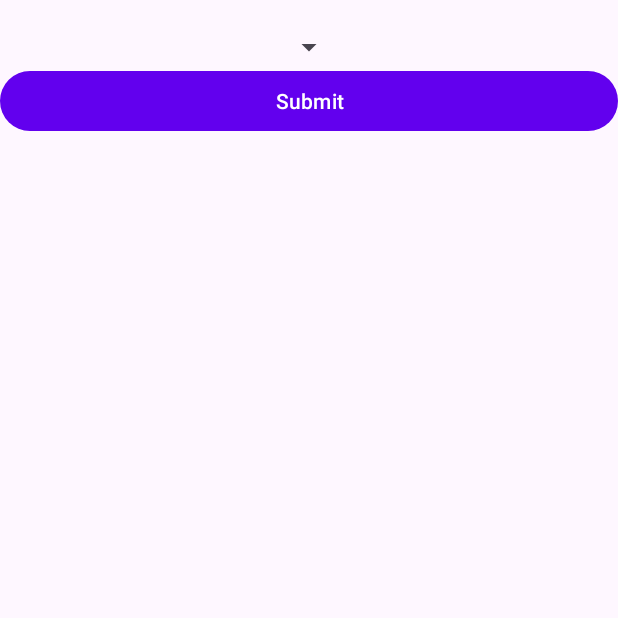
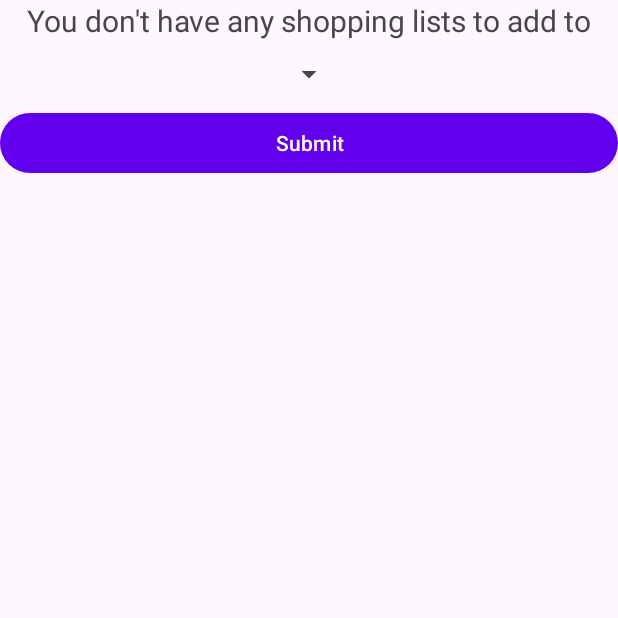
Before and after one commit to nechanie/MyFridge, an Android app: the fragment AddToShoppingFragment shown on its own in the app's theme, after a tap on "Submit", on a phone screen of 412 x 824 dp, the top half of it. Run offline under Robolectric (Android 15) with nearby library versions, the phone set to English and light mode, and no system bars; 4 statements that could not run were skipped.

Commit message:
added error message for no shopping lists

```diff
--- a/app/src/main/java/com/example/myfridge/ui/home/AddToShoppingFragment.kt
+++ b/app/src/main/java/com/example/myfridge/ui/home/AddToShoppingFragment.kt
@@ -22,6 +22,7 @@ import com.example.myfridge.R
 import com.example.myfridge.data.database.FridgeItemInfo
 import com.example.myfridge.databinding.FragmentAddToShoppingBinding
 import com.example.myfridge.ui.database.DatabaseViewModel
+import com.google.android.material.snackbar.Snackbar
 import java.io.ByteArrayOutputStream
 import java.io.File
 import java.text.SimpleDateFormat
@@ -51,6 +52,16 @@ class AddToShoppingFragment : Fragment() {
         val submitButton = _binding!!.submitButton
         val name = args.ingredient
 
+        val shoppingTV = binding.addToShoppingTv
+
+        shoppingTV.text = getString(R.string.add_to_shopping_error)
+
+        Snackbar.make(
+            (requireActivity() as AppCompatActivity).findViewById(android.R.id.content),
+            name,
+            Snackbar.LENGTH_LONG
+        ).show()
+
         submitButton.setOnClickListener {
             //val shoppingList = editShoppingList.text.toString()
             Log.d("AddToShoppingFragment", "Ingredient: ${name}")
--- a/app/src/main/res/layout/fragment_add_to_shopping.xml
+++ b/app/src/main/res/layout/fragment_add_to_shopping.xml
@@ -8,12 +8,16 @@
     <TextView
         android:layout_width="wrap_content"
         android:layout_height="wrap_content"
-        android:id="@+id/add_to_shopping_tv"/>
+        android:id="@+id/add_to_shopping_tv"
+        android:layout_gravity="center"
+        android:layout_marginBottom="10dp"
+        android:textSize="20sp"/>
 
     <Spinner
         android:id="@+id/editShoppingList"
         android:layout_width="wrap_content"
         android:layout_height="wrap_content"
+        android:layout_marginBottom="10dp"
         android:layout_gravity="center_horizontal"/>
 
     <Button
--- a/app/src/main/res/values/strings.xml
+++ b/app/src/main/res/values/strings.xml
@@ -43,6 +43,9 @@
     <string name="month">MM</string>
     <string name="year">YYYY</string>
 
+    <string name="add_to_shopping_list">Add to which shopping list?</string>
+    <string name="add_to_shopping_error">You don\'t have any shopping lists to add to</string>
+
 
     <string name="image_dir">temp_images</string>
     <string name="image_file">temp_image.jpg</string>
```
Also changed, not shown: 1 other file.
